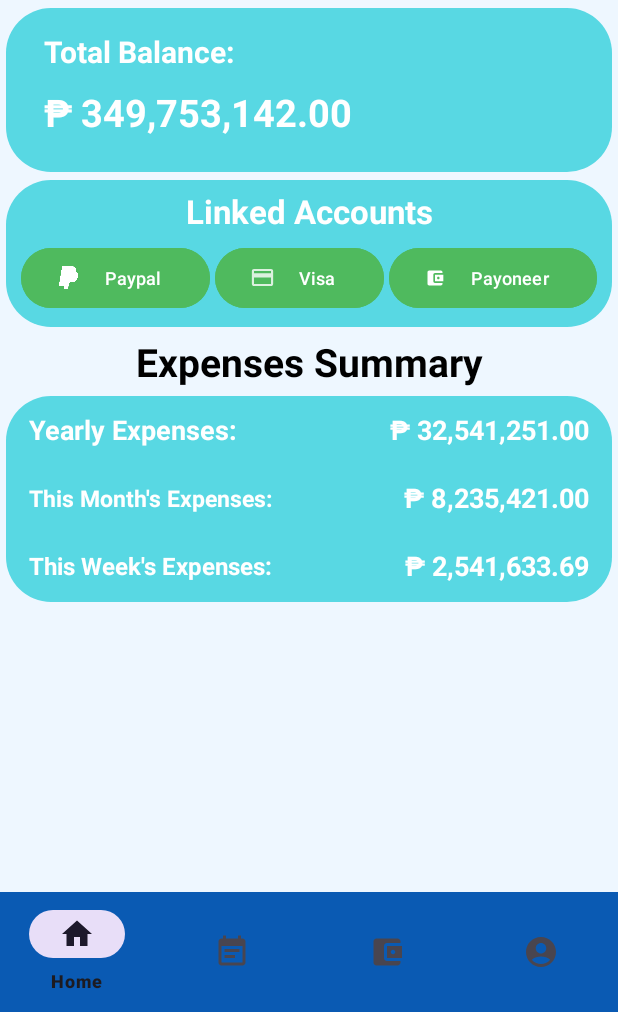
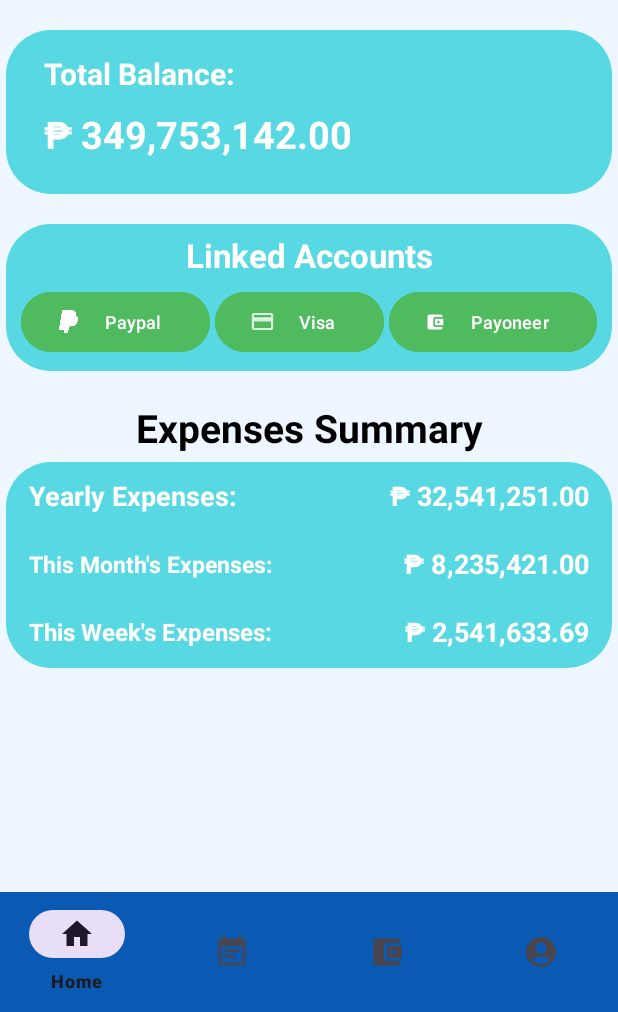
Before and after one commit to Dark-Mask/FiNext, an Android app: the HomeFragment screen opened directly, with no data from a screen before it, on a phone screen of 412 x 824 dp, the part 224-1236 px from its top. Run offline under Robolectric (Android 15) with nearby library versions, the phone set to English and light mode, and no system bars.

Commit message:
some changes, idk i dont keep track of my shit

```diff
--- a/app/src/main/res/layout/fragment_home.xml
+++ b/app/src/main/res/layout/fragment_home.xml
@@ -55,7 +55,7 @@
                 android:layout_width="match_parent"
                 android:layout_height="109dp"
                 android:layout_marginStart="4dp"
-                android:layout_marginTop="5dp"
+                android:layout_marginTop="20dp"
                 android:layout_marginEnd="4dp"
                 android:background="@drawable/home_bot_radius"
                 android:orientation="vertical">
@@ -89,7 +89,7 @@
                 android:layout_width="match_parent"
                 android:layout_height="98dp"
                 android:layout_marginStart="4dp"
-                android:layout_marginTop="5dp"
+                android:layout_marginTop="20dp"
                 android:layout_marginEnd="4dp"
                 android:background="@drawable/home_bot_radius"
                 android:orientation="vertical">
@@ -119,9 +119,11 @@
                         android:layout_weight="1"
                         android:backgroundTint="@color/light_green"
                         android:text="Paypal"
+                        android:textColor="@color/white"
                         android:textSize="12dp"
                         app:icon="@drawable/paypal"
-                        app:iconSize="15dp" />
+                        app:iconSize="15dp"
+                        app:iconTint="@color/white" />
 
                     <Button
                         android:id="@+id/button2"
@@ -132,9 +134,11 @@
                         android:layout_weight="1"
                         android:backgroundTint="@color/light_green"
                         android:text="Visa"
+                        android:textColor="@color/white"
                         android:textSize="12dp"
                         app:icon="@drawable/ic_credit_card"
-                        app:iconSize="15dp" />
+                        app:iconSize="15dp"
+                        app:iconTint="@color/white" />
 
                     <Button
                         android:id="@+id/button3"
@@ -144,9 +148,11 @@
                         android:layout_weight="1"
                         android:backgroundTint="@color/light_green"
                         android:text="Payoneer"
+                        android:textColor="@color/white"
                         android:textSize="12dp"
                         app:icon="@drawable/budget_icon"
-                        app:iconSize="13dp" />
+                        app:iconSize="13dp"
+                        app:iconTint="@color/white" />
                 </LinearLayout>
             </LinearLayout>
 
@@ -154,7 +160,7 @@
                 android:id="@+id/textView28"
                 android:layout_width="match_parent"
                 android:layout_height="wrap_content"
-                android:layout_marginTop="5dp"
+                android:layout_marginTop="20dp"
                 android:gravity="center_horizontal|center_vertical"
                 android:text="Expenses Summary"
                 android:textColor="@color/black"
```
